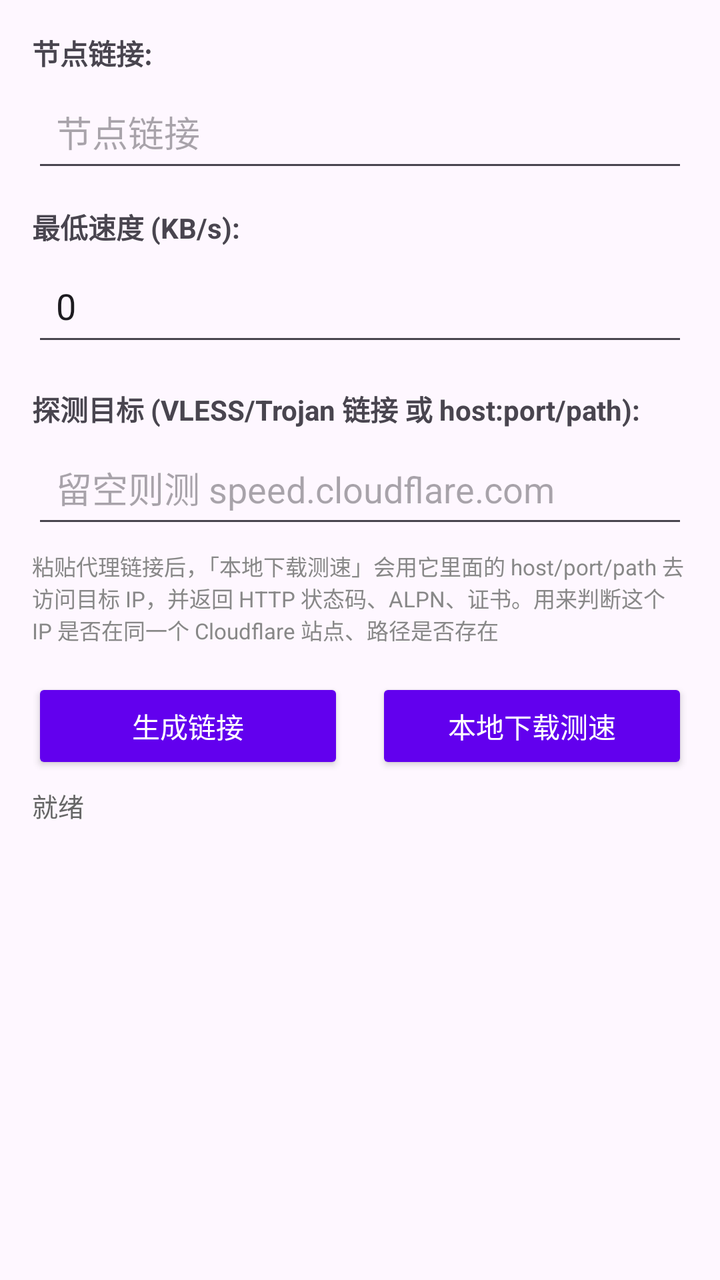
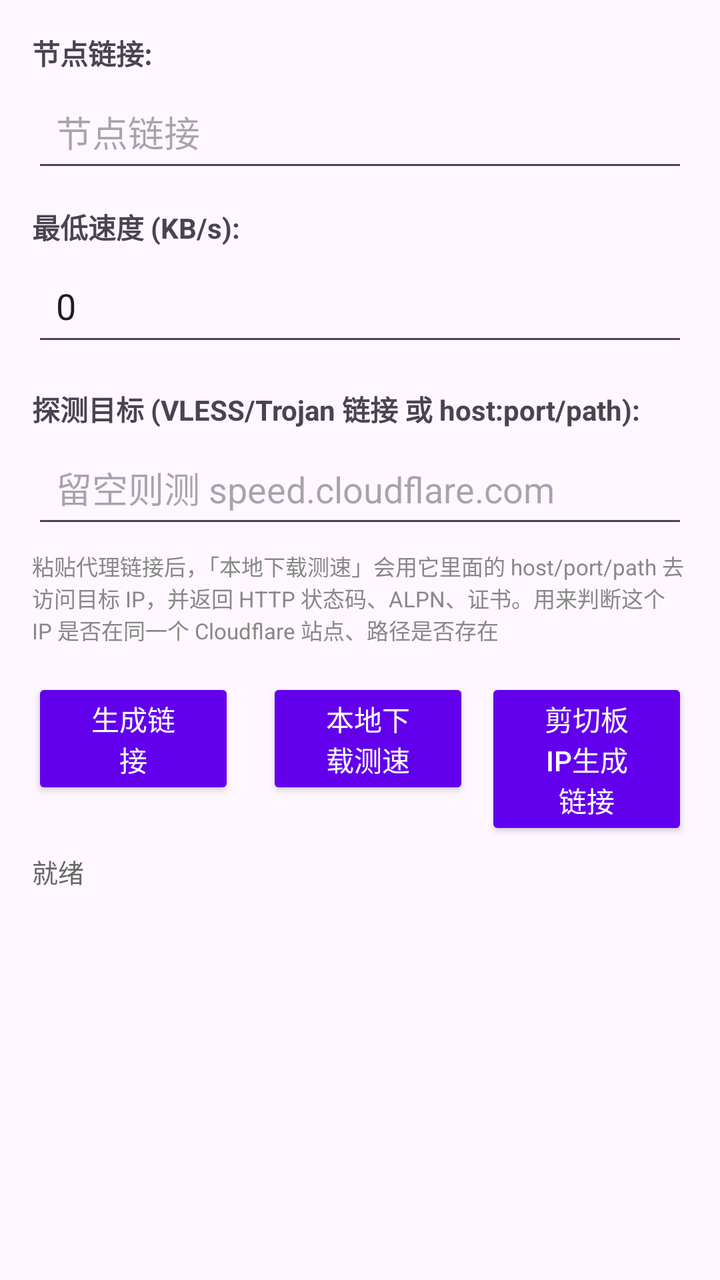

An Android layout rendered at two revisions. The XML below is the earlier revision; the diff shows what the commit changed to produce the second picture.
<!-- AndroidManifest.xml: application theme Theme.Cfstproject -->
<!-- res/layout/fragment_ip_push_testserver.xml -->
<?xml version="1.0" encoding="utf-8"?>
<LinearLayout xmlns:android="http://schemas.android.com/apk/res/android"
    xmlns:app="http://schemas.android.com/apk/res-auto"
    android:layout_width="match_parent"
    android:layout_height="match_parent"
    android:orientation="vertical"
    android:padding="16dp"
    android:keepScreenOn="true">

    
    <TextView
        android:layout_width="wrap_content"
        android:layout_height="wrap_content"
        android:text="节点链接:"
        android:textSize="14sp"
        android:textStyle="bold"
        android:layout_marginBottom="4dp" />

    <EditText
        android:id="@+id/etNodeLink"
        android:layout_width="match_parent"
        android:layout_height="wrap_content"
        android:maxLines="1"
        android:hint="节点链接"
        android:padding="12dp"
        android:layout_marginBottom="12dp" />

    <TextView
        android:layout_width="wrap_content"
        android:layout_height="wrap_content"
        android:text="最低速度 (KB/s):"
        android:textSize="14sp"
        android:textStyle="bold"
        android:layout_marginBottom="4dp" />

    <EditText
        android:id="@+id/etMinKb"
        android:layout_width="match_parent"
        android:layout_height="wrap_content"
        android:hint="只导出速度高于这个值的IP，0 表示全导"
        android:text="0"
        android:inputType="numberDecimal"
        android:singleLine="true"
        android:maxLines="1"
        android:padding="12dp"
        android:layout_marginBottom="16dp" />

    
    <TextView
        android:layout_width="wrap_content"
        android:layout_height="wrap_content"
        android:text="探测目标 (VLESS/Trojan 链接 或 host:port/path):"
        android:textSize="14sp"
        android:textStyle="bold"
        android:layout_marginBottom="4dp" />

    <EditText
        android:id="@+id/etProbeTarget"
        android:layout_width="match_parent"
        android:layout_height="wrap_content"
        android:hint="留空则测 speed.cloudflare.com"
        android:inputType="textUri"
        android:singleLine="true"
        android:maxLines="1"
        android:ellipsize="end"
        android:padding="12dp"
        android:layout_marginBottom="6dp" />

    <TextView
        android:layout_width="match_parent"
        android:layout_height="wrap_content"
        android:layout_marginBottom="16dp"
        android:text="粘贴代理链接后，「本地下载测速」会用它里面的 host/port/path 去访问目标 IP，并返回 HTTP 状态码、ALPN、证书。用来判断这个 IP 是否在同一个 Cloudflare 站点、路径是否存在"
        android:textSize="11sp"
        android:textColor="#888888" />

    
    <LinearLayout
        android:layout_width="match_parent"
        android:layout_height="wrap_content"
        android:orientation="horizontal"
        android:weightSum="2"
        android:layout_marginBottom="2dp">

        
        <Button
            android:id="@+id/btnExportLinks"
            android:layout_width="0dp"
            android:layout_height="wrap_content"
            android:layout_weight="1"
            android:text="生成链接"
            android:layout_marginEnd="8dp"
            android:backgroundTint="@color/teal_700"
            android:textColor="@android:color/white"
            style="@style/Widget.AppCompat.Button" />

        <Button
            android:id="@+id/btnLocalTestHttping"
            android:layout_width="0dp"
            android:layout_height="wrap_content"
            android:layout_weight="1"
            android:text="本地下载测速"
            android:layout_marginStart="8dp"
            style="@style/Widget.AppCompat.Button" />

        <Button
            android:id="@+id/stopTestDownloadButton"
            android:layout_width="0dp"
            android:layout_height="wrap_content"
            android:layout_weight="1"
            android:text="停止测试"
            android:layout_marginStart="8dp"
            android:backgroundTint="@color/red_500"
            android:textColor="@android:color/white"
            android:visibility="gone" />

    </LinearLayout>

    
    <TextView
        android:id="@+id/tvStatus"
        android:layout_width="match_parent"
        android:layout_height="wrap_content"
        android:layout_marginTop="4dp"
        android:layout_marginBottom="4dp"
        android:text="就绪"
        android:textSize="13sp"
        android:textColor="#666666" />

    <androidx.recyclerview.widget.RecyclerView
        android:id="@+id/rvAbPrefixes"
        android:layout_width="match_parent"
        android:layout_height="0dp"
        android:layout_marginTop="8dp"
        android:layout_weight="1" />

</LinearLayout>
<!-- resources referenced by this layout -->
<resources>
  <color name="red_500">#FFF44336</color>
  <color name="teal_700">#FF018786</color>
  <style name="Theme.Cfstproject" parent="Base.Theme.Cfstproject" />
  <style name="Base.Theme.Cfstproject" parent="Theme.Material3.DayNight.NoActionBar">
          
          
          <item name="colorPrimary">@color/purple_500</item>
          <item name="colorPrimaryVariant">@color/purple_700</item>
          <item name="colorOnPrimary">@color/white</item>
          <item name="colorSecondary">@color/teal_200</item>
          <item name="colorSecondaryVariant">@color/teal_700</item>
          <item name="colorOnSecondary">@color/black</item>
          <item name="android:statusBarColor">?attr/colorPrimaryVariant</item>
      </style>
  <color name="purple_500">#FF6200EE</color>
  <color name="purple_700">#FF3700B3</color>
  <color name="white">#FFFFFFFF</color>
  <color name="teal_200">#FF03DAC5</color>
  <color name="black">#FF000000</color>
</resources>

<!-- the commit's change to res/layout/fragment_ip_push_testserver.xml (unified diff, before → after) -->
@@ -20,7 +20,9 @@
         android:id="@+id/etNodeLink"
         android:layout_width="match_parent"
         android:layout_height="wrap_content"
-        android:maxLines="1"
+        android:inputType="textMultiLine"
+        android:minLines="1"
+        android:maxLines="3"
         android:hint="节点链接"
         android:padding="12dp"
         android:layout_marginBottom="12dp" />
@@ -79,7 +81,7 @@
         android:layout_width="match_parent"
         android:layout_height="wrap_content"
         android:orientation="horizontal"
-        android:weightSum="2"
+        android:weightSum="3"
         android:layout_marginBottom="2dp">
 
         
@@ -114,6 +116,16 @@
             android:textColor="@android:color/white"
             android:visibility="gone" />
 
+        <Button
+            android:id="@+id/btnGenerateLink2"
+            android:layout_width="0dp"
+            android:layout_height="wrap_content"
+            android:layout_weight="1"
+            android:text="剪切板IP生成链接"
+            app:layout_constraintStart_toEndOf="@+id/btnLocalTestHttping"
+            android:layout_marginStart="8dp"
+            style="@style/Widget.AppCompat.Button" />
+
     </LinearLayout>
 
     
